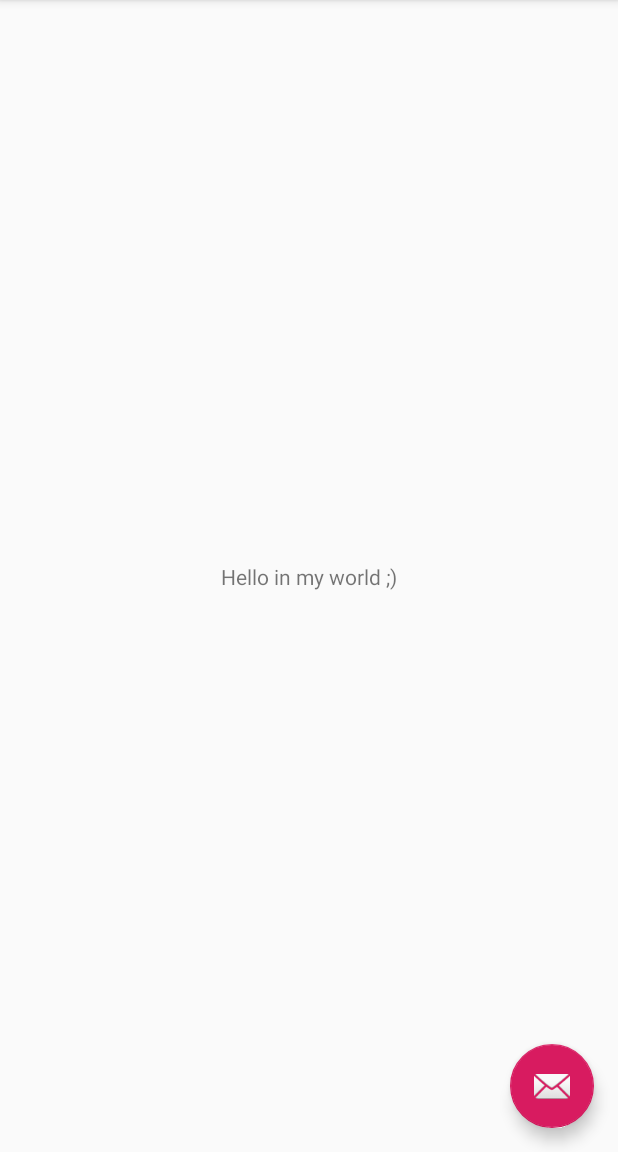
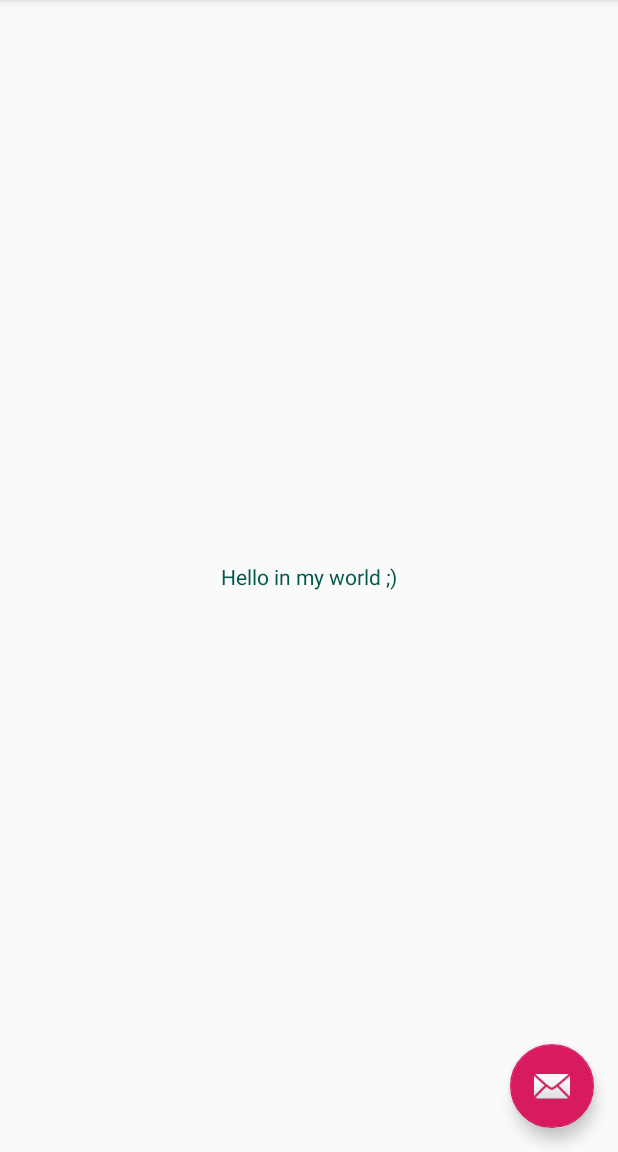
Before and after one commit to M-arlon/Some-Git-Ex, an Android app: the screen it shows after launch (MainActivity), on a phone screen of 412 x 824 dp, the part 84-1236 px from its top. Run offline under Robolectric (Android 15) with nearby library versions, the phone set to English and light mode, and no system bars.

Commit message:
Change text color

```diff
--- a/app/src/main/res/layout/content_main.xml
+++ b/app/src/main/res/layout/content_main.xml
@@ -1,21 +1,21 @@
 <?xml version="1.0" encoding="utf-8"?>
-<androidx.constraintlayout.widget.ConstraintLayout
-        xmlns:android="http://schemas.android.com/apk/res/android"
+<androidx.constraintlayout.widget.ConstraintLayout xmlns:android="http://schemas.android.com/apk/res/android"
+    xmlns:app="http://schemas.android.com/apk/res-auto"
     xmlns:tools="http://schemas.android.com/tools"
-        xmlns:app="http://schemas.android.com/apk/res-auto"
     android:layout_width="match_parent"
     android:layout_height="match_parent"
     app:layout_behavior="@string/appbar_scrolling_view_behavior"
-        tools:showIn="@layout/activity_main"
-        tools:context=".MainActivity">
+    tools:context=".MainActivity"
+    tools:showIn="@layout/activity_main">
 
     <TextView
         android:layout_width="wrap_content"
         android:layout_height="wrap_content"
         android:text="@string/hello_in_my_world"
+        android:textColor="@color/colorPrimaryDark"
         app:layout_constraintBottom_toBottomOf="parent"
         app:layout_constraintLeft_toLeftOf="parent"
         app:layout_constraintRight_toRightOf="parent"
-            app:layout_constraintTop_toTopOf="parent"/>
+        app:layout_constraintTop_toTopOf="parent" />
 
 </androidx.constraintlayout.widget.ConstraintLayout>
```
Lines whose indentation alone changed are shown as unchanged.
